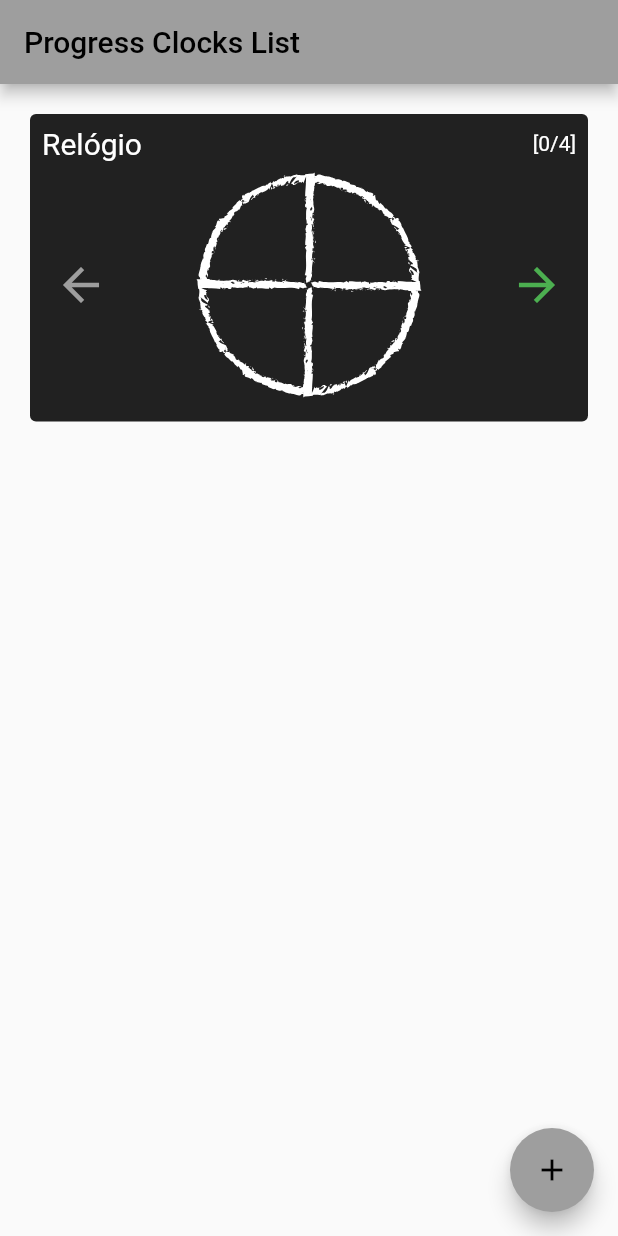
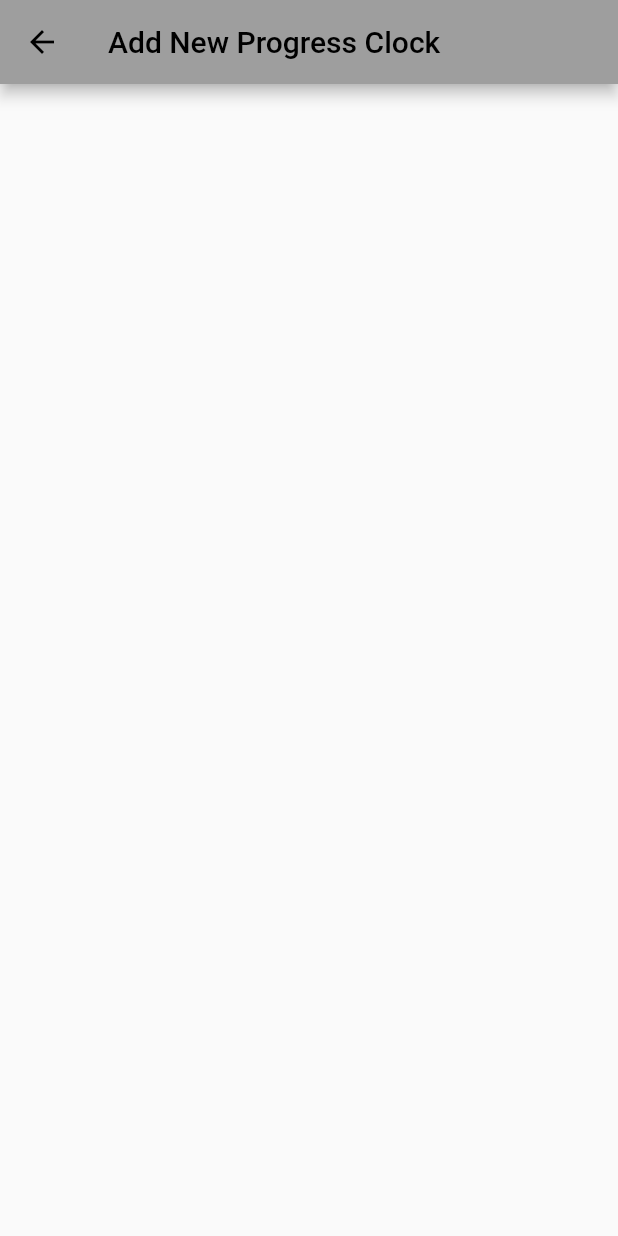
Before and after one commit to defreitasabner/progress_clocks_fitd_flutter, a Flutter app: the screen it shows after launch, after a tap on the "add" icon, on a phone screen of 412 x 824 dp. Run offline on Flutter 3.47's test engine with Material 2 defaults, Android fonts, the light colour scheme and no system bars; our stand-ins replace flutter_svg.

Commit message:
Started NewClockScreen and created a route to this screen.

```diff
--- a/lib/screens/list_screen.dart
+++ b/lib/screens/list_screen.dart
@@ -3,6 +3,7 @@ import 'package:provider/provider.dart';
 
 import 'package:progress_clocks_fitd_flutter/models/progress_clocks_list.dart';
 import 'package:progress_clocks_fitd_flutter/screens/components/progress_clock_card.dart';
+import 'package:progress_clocks_fitd_flutter/screens/new_clock_screen.dart';
 
 class ListScreen extends StatefulWidget {
 
@@ -40,7 +41,12 @@ class _ListScreenState extends State<ListScreen> {
       ),
       floatingActionButton: FloatingActionButton(
         //TODO: Implement a route to a form to create a new clock
-        onPressed: () {} ,
+        onPressed: () {
+          Navigator.push(
+            context,
+            MaterialPageRoute(builder: ((context) => const NewClockScreen())),
+          );
+        } ,
         child: const Icon(Icons.add)
       ),
     );
--- /dev/null
+++ b/lib/screens/new_clock_screen.dart
@@ -0,0 +1,20 @@
+import 'package:flutter/material.dart';
+
+class NewClockScreen extends StatefulWidget {
+  const NewClockScreen({super.key});
+
+  @override
+  State<NewClockScreen> createState() => _NewClockScreenState();
+}
+
+class _NewClockScreenState extends State<NewClockScreen> {
+  @override
+  Widget build(BuildContext context) {
+    return Scaffold(
+      appBar: AppBar(
+        title: const Text('Add New Progress Clock'),
+      ),
+      body: Container(),
+    );
+  }
+}
```
